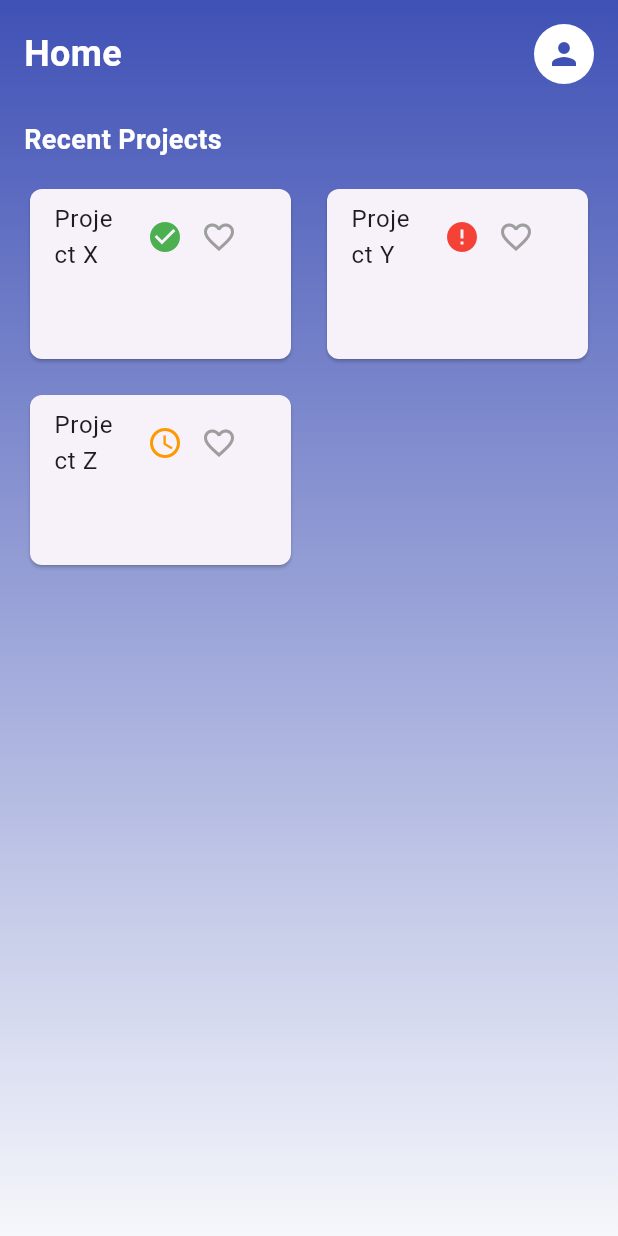
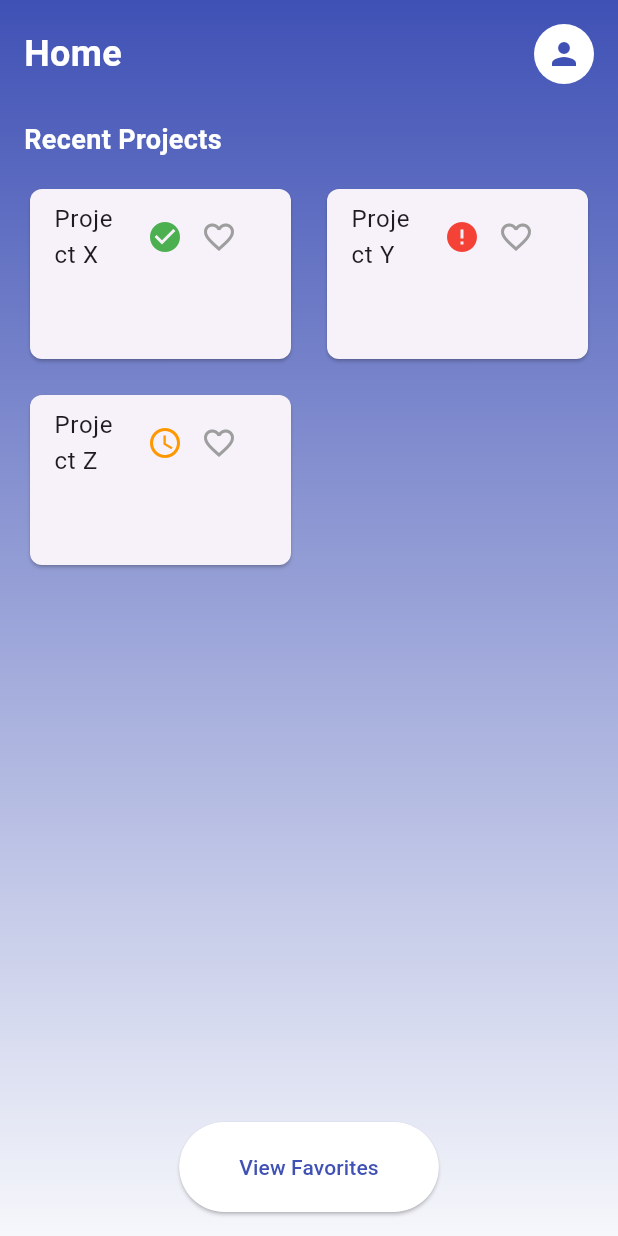
Before and after one commit to lailanabill/mobileproject, a Flutter app: the HomeScreen screen opened by its route, on a phone screen of 412 x 824 dp. Run offline on Flutter 3.47's test engine with Material 3 defaults, Android fonts, the phone set to English and light mode, and no system bars; our stand-ins replace file_picker, permission_handler, speech_to_text; missing offline and left inert: animated_introduction.

Commit message:
provider screen

```diff
--- a/reqbot/lib/screens/home_screen.dart
+++ b/reqbot/lib/screens/home_screen.dart
@@ -61,7 +61,7 @@ class HomeScreen extends StatelessWidget {
                         crossAxisSpacing: 16,
                         mainAxisSpacing: 16,
                       ),
-                      itemCount: 3,
+                      itemCount: 3, // Replace with your actual project count
                       itemBuilder: (context, index) {
                         final projectNames = [
                           'Project X',
@@ -79,6 +79,22 @@ class HomeScreen extends StatelessWidget {
                           status: projectStatuses[index],
                         );
                       },
+                    ),
+                  ),
+                  Center(
+                    child: ElevatedButton(
+                      onPressed: () {
+                        Navigator.pushNamed(context, '/FavoritesScreen');
+                      },
+                      style: ElevatedButton.styleFrom(
+                        backgroundColor: Colors.white,
+                        padding: const EdgeInsets.symmetric(
+                            horizontal: 40, vertical: 20),
+                      ),
+                      child: const Text(
+                        'View Favorites',
+                        style: TextStyle(color: Color(0xFF3F51B5)),
+                      ),
                     ),
                   ),
                 ],
--- a/reqbot/pubspec.yaml
+++ b/reqbot/pubspec.yaml
@@ -29,7 +29,7 @@ environment:
 # versions available, run `flutter pub outdated`.
 dependencies:
   animated_introduction: ^1.0.3
-  permission_handler: 11.3.1
+  permission_handler: ^11.3.1
   file_picker: ^5.2.1
   speech_to_text: ^7.0.0
   flutter_tts: ^4.2.0
```
Also changed, not shown: reqbot/lib/main.dart (+5 -2 lines), reqbot/lib/screens/favorites_screen.dart (added, +52 -0 lines).
